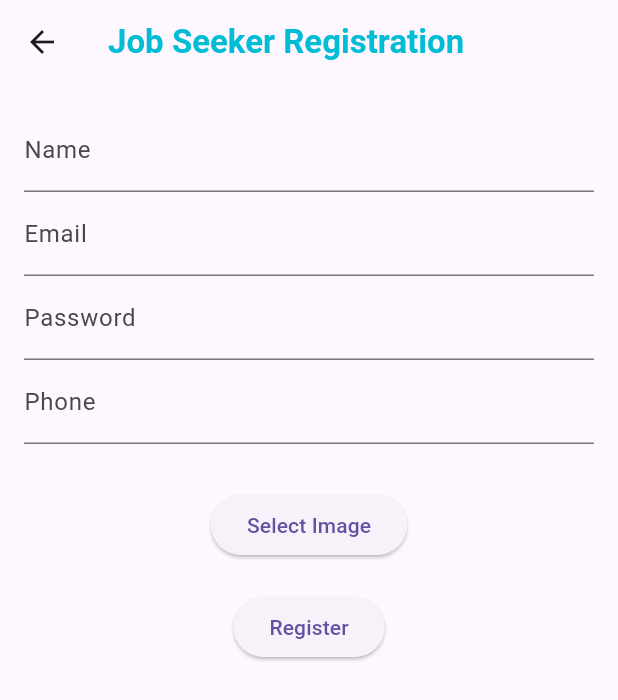
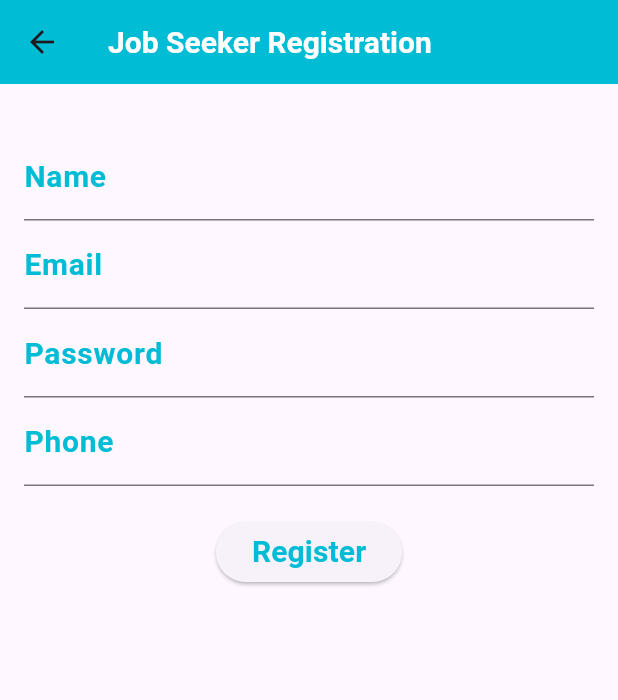
Before and after one commit to MostafaKhattab0/careerconnect, a Flutter app: the JobSeekerRegistration screen opened by its route, on a phone screen of 412 x 824 dp. Shown: the top 700 px of the screen. Run offline on Flutter 3.47's test engine with Material 3 defaults, Android fonts, the phone set to English and light mode, and no system bars; our stand-ins replace animated_splash_screen, cloud_firestore, firebase_auth, firebase_core, firebase_storage, image_picker; missing offline and left inert: firstp; accounts and stored records are empty; network calls fail.

Commit message:
Update jobSeekerRegistration.dart

```diff
--- a/lib/auth/jobSeekerRegistration.dart
+++ b/lib/auth/jobSeekerRegistration.dart
@@ -1,10 +1,8 @@
 import 'package:flutter/material.dart';
-import 'package:image_picker/image_picker.dart';
 import 'dart:io';
 import 'package:cloud_firestore/cloud_firestore.dart';
 import 'package:firebase_auth/firebase_auth.dart';
-import 'package:firebase_storage/firebase_storage.dart';
-import '../jobSeeker/jobSeekerHome.dart';
+import 'package:firstp/project/jobseeker/jobSeekerHome.dart';
 
 class JobSeekerRegistration extends StatefulWidget {
   @override
@@ -12,42 +10,12 @@ class JobSeekerRegistration extends StatefulWidget {
 }
 
 class _JobSeekerRegistrationState extends State<JobSeekerRegistration> {
-  final ImagePicker _picker = ImagePicker();
-  XFile? _imageFile;
   final TextEditingController _nameController = TextEditingController();
   final TextEditingController _emailController = TextEditingController();
   final TextEditingController _passwordController = TextEditingController();
   final TextEditingController _phoneController = TextEditingController();
   final FirebaseAuth _auth = FirebaseAuth.instance;
   final FirebaseFirestore _firestore = FirebaseFirestore.instance;
-  final FirebaseStorage _storage = FirebaseStorage.instance;
-
-  Future<void> _pickImage() async {
-    final pickedFile = await _picker.pickImage(source: ImageSource.gallery);
-    setState(() {
-      _imageFile = pickedFile;
-    });
-  }
-
-  Future<String?> _uploadImageToStorage() async {
-    if (_imageFile == null) return null;
-
-    try {
-
-      String fileName = '${DateTime.now().millisecondsSinceEpoch}_${_imageFile!.name}';
-      Reference reference = _storage.ref().child('seekerImages/$fileName');
-
-
-      await reference.putFile(File(_imageFile!.path));
-
-
-      String downloadUrl = await reference.getDownloadURL();
-      return downloadUrl;
-    } catch (e) {
-      print('Image upload failed: $e');
-      return null;
-    }
-  }
 
   Future<void> _register() async {
     try {
@@ -58,33 +26,24 @@ class _JobSeekerRegistrationState extends State<JobSeekerRegistration> {
         throw Exception("All fields must be filled.");
       }
 
-
       UserCredential userCredential = await _auth.createUserWithEmailAndPassword(
         email: _emailController.text.trim(),
         password: _passwordController.text.trim(),
       );
-
-
-      String? imageUrl = await _uploadImageToStorage();
-
 
       Map<String, dynamic> userData = {
         'name': _nameController.text.trim(),
         'email': _emailController.text.trim(),
         'role': 'job seeker',
         'phone': _phoneController.text.trim(),
-        'profileImage': imageUrl,
       };
 
-
       await _firestore.collection('users').doc(userCredential.user!.uid).set(userData);
-
 
       Navigator.of(context).pushReplacement(
         MaterialPageRoute(builder: (context) => JobSeekerHome()),
       );
     } catch (e) {
-
       ScaffoldMessenger.of(context).showSnackBar(
         SnackBar(content: Text('Registration failed: $e')),
       );
@@ -94,46 +53,65 @@ class _JobSeekerRegistrationState extends State<JobSeekerRegistration> {
   @override
   Widget build(BuildContext context) {
     return Scaffold(
-      appBar: AppBar(title: Text('Job Seeker Registration',
-        style: TextStyle(
+      appBar: AppBar(title: Text('Job Seeker Registration',style:
+      TextStyle(
           fontWeight: FontWeight.w600,
-          color: Colors.cyan,
-        ),
-      )),
+          color: Colors.white,
+          fontSize: 20
+      ),
+      ),
+      backgroundColor: Colors.cyan,),
       body: Padding(
         padding: EdgeInsets.all(16.0),
         child: Column(
           children: [
+            SizedBox(height: 16),
             TextField(
               controller: _nameController,
-              decoration: InputDecoration(labelText: 'Name'),
+              decoration: InputDecoration(labelText: 'Name',labelStyle:
+              TextStyle(
+                  fontWeight: FontWeight.w600,
+                  color: Colors.cyan,
+                  fontSize: 20
+              ),),
             ),
             TextField(
               controller: _emailController,
-              decoration: InputDecoration(labelText: 'Email'),
+              decoration: InputDecoration(labelText: 'Email',labelStyle:
+              TextStyle(
+                  fontWeight: FontWeight.w600,
+                  color: Colors.cyan,
+                  fontSize: 20
+              ),),
             ),
             TextField(
               controller: _passwordController,
-              decoration: InputDecoration(labelText: 'Password'),
+              decoration: InputDecoration(labelText: 'Password',labelStyle:
+              TextStyle(
+                  fontWeight: FontWeight.w600,
+                  color: Colors.cyan,
+                  fontSize: 20
+              ),),
               obscureText: true,
             ),
             TextField(
               controller: _phoneController,
-              decoration: InputDecoration(labelText: 'Phone'),
-            ),
-            SizedBox(height: 20),
-            // Display the selected image
-            if (_imageFile != null)
-              Image.file(File(_imageFile!.path), height: 100, width: 100),
-            SizedBox(height: 10),
-            ElevatedButton(
-              onPressed: _pickImage,
-              child: Text('Select Image'),
+              decoration: InputDecoration(labelText: 'Phone',labelStyle:
+              TextStyle(
+                  fontWeight: FontWeight.w600,
+                  color: Colors.cyan,
+                  fontSize: 20
+              ),),
             ),
             SizedBox(height: 20),
             ElevatedButton(
               onPressed: _register,
-              child: Text('Register'),
+              child: Text('Register',style:
+              TextStyle(
+                  fontWeight: FontWeight.w600,
+                  color: Colors.cyan,
+                  fontSize: 20
+              ),),
             ),
           ],
         ),
```
